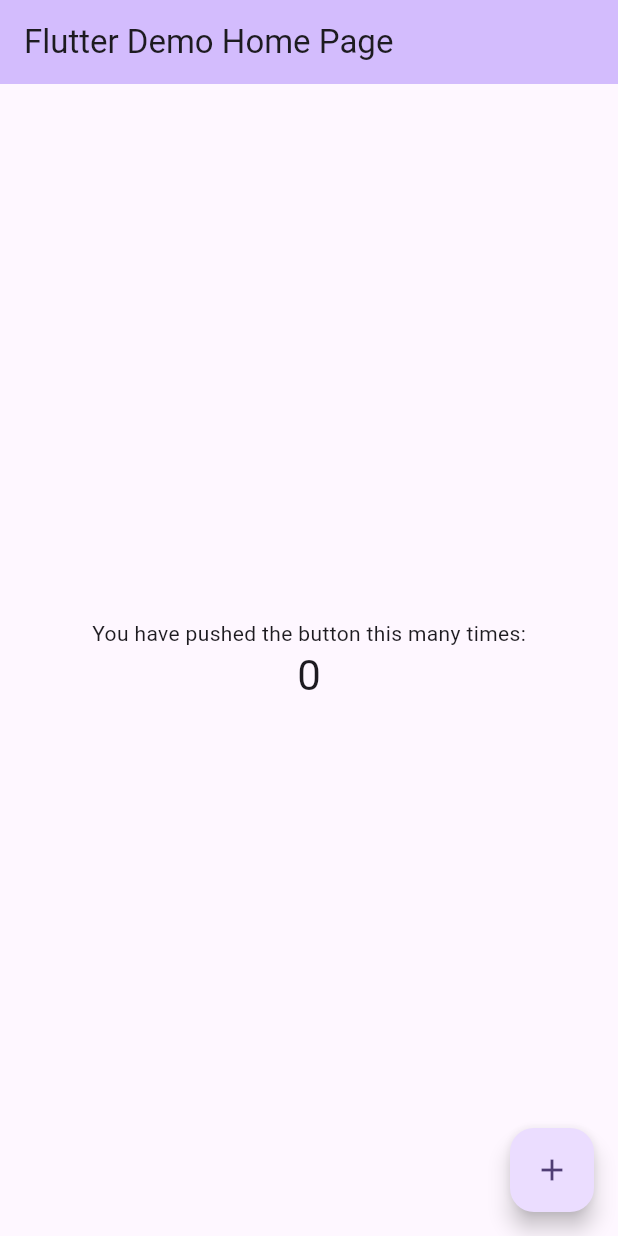
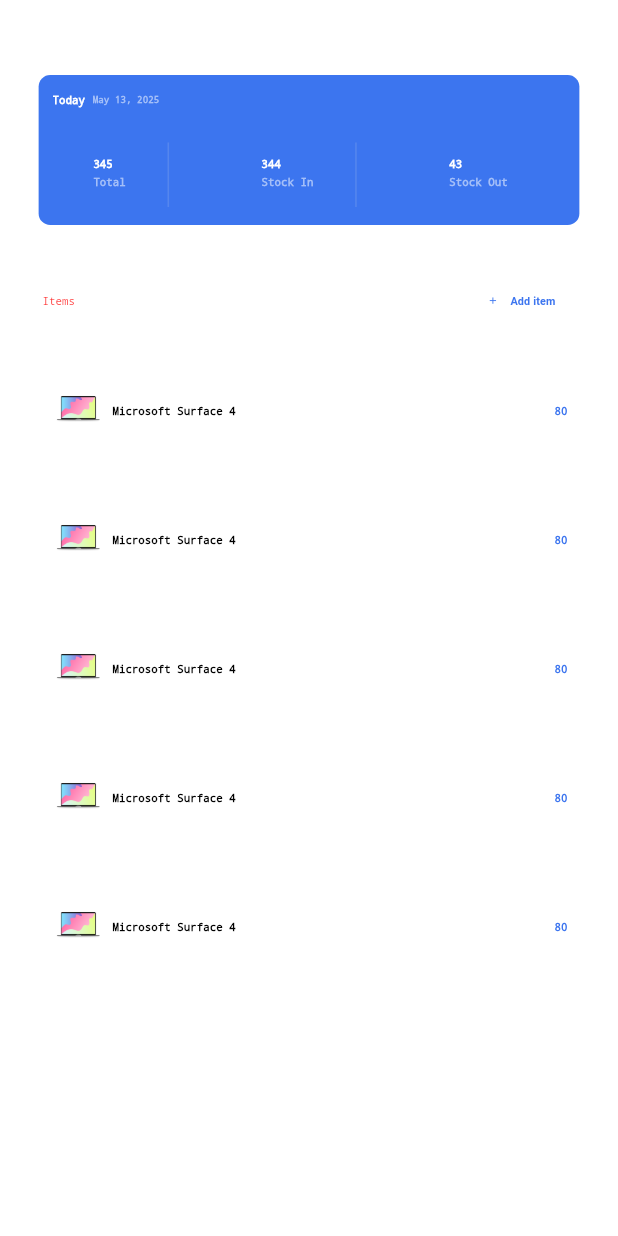
Before and after one commit to parthra-nt/inventory_management, a Flutter app: the screen it shows after launch, on a phone screen of 412 x 824 dp. Run offline on Flutter 3.47's test engine with Material 3 defaults, Android fonts, the light colour scheme and no system bars; our stand-ins replace flutter_screenutil.

Commit message:
added home screen

```diff
--- /dev/null
+++ b/devtools_options.yaml
@@ -0,0 +1,3 @@
+description: This file stores settings for Dart & Flutter DevTools.
+documentation: https://docs.flutter.dev/tools/devtools/extensions#configure-extension-enablement-states
+extensions:
--- /dev/null
+++ b/lib/constants/app_constant.dart
@@ -0,0 +1,43 @@
+import 'package:flutter/material.dart';
+
+abstract class AppColors {
+  static final Color primaryColor = Color(0xff3C75EF);
+  static final Color scaffoldBackColor = Color(0xffF4F4F4);
+  static final Color cardTextColor = Color(0xffA4BFF8);
+  static final Color iconBackColor = Color(0xffEAF0FD);
+  static final Color listTileSmallTextColor = Color(0xff6F7076);
+}
+
+class AppTheme {
+  static final ThemeData theme = ThemeData(
+    useMaterial3: true,
+    scaffoldBackgroundColor: AppColors.scaffoldBackColor,
+    iconTheme: IconThemeData(color: AppColors.primaryColor),
+    textButtonTheme: TextButtonThemeData(
+      style: TextButton.styleFrom(
+        iconColor: AppColors.primaryColor,
+        foregroundColor: AppColors.primaryColor,
+      ),
+    ),
+    bottomNavigationBarTheme: BottomNavigationBarThemeData(
+      backgroundColor: Colors.white,
+      selectedItemColor: AppColors.primaryColor,
+      unselectedItemColor: Colors.black,
+      selectedIconTheme: IconThemeData(color: AppColors.primaryColor),
+      unselectedIconTheme: IconThemeData(color: Colors.black),
+    ),
+  );
+}
+
+abstract class AppTextTheme {
+  static final TextStyle cardBoldTextStyle = TextStyle(
+    color: Colors.white,
+    decoration: TextDecoration.none,
+    fontWeight: FontWeight.bold,
+  );
+  static final TextStyle cardSmallTextStyle = TextStyle(
+    color: AppColors.cardTextColor,
+    decoration: TextDecoration.none,
+    fontWeight: FontWeight.w800,
+  );
+}
--- a/lib/main.dart
+++ b/lib/main.dart
@@ -1,4 +1,9 @@
 import 'package:flutter/material.dart';
+import 'package:flutter_screenutil/flutter_screenutil.dart';
+import 'package:untitled/constants/app_constant.dart';
+import 'package:provider/provider.dart';
+import 'package:untitled/presentation/screens/home/home_screen.dart';
+import 'package:untitled/provider/bottom_nav_bar_provider.dart';
 
 void main() {
   runApp(const MyApp());
@@ -7,116 +12,30 @@
 class MyApp extends StatelessWidget {
   const MyApp({super.key});
 
-  // This widget is the root of your application.
   @override
   Widget build(BuildContext context) {
-    return MaterialApp(
-      title: 'Flutter Demo',
-      theme: ThemeData(
-        // This is the theme of your application.
-        //
-        // TRY THIS: Try running your application with "flutter run". You'll see
-        // the application has a purple toolbar. Then, without quitting the app,
-        // try changing the seedColor in the colorScheme below to Colors.green
-        // and then invoke "hot reload" (save your changes or press the "hot
-        // reload" button in a Flutter-supported IDE, or press "r" if you used
-        // the command line to start the app).
-        //
-        // Notice that the counter didn't reset back to zero; the application
-        // state is not lost during the reload. To reset the state, use hot
-        // restart instead.
-        //
-        // This works for code too, not just values: Most code changes can be
-        // tested with just a hot reload.
-        colorScheme: ColorScheme.fromSeed(seedColor: Colors.deepPurple),
-      ),
-      home: const MyHomePage(title: 'Flutter Demo Home Page'),
+    return LayoutBuilder(
+      builder: (context, constraints) {
+        double width = constraints.maxWidth < 800 ? 800 : constraints.maxWidth;
+        double height =
+            constraints.maxHeight < 500 ? 500 : constraints.maxHeight;
+        return ScreenUtilInit(
+          designSize: Size(width, height),
+          child: MultiProvider(
+            providers: [
+              ChangeNotifierProvider(
+                create: (context) => BottomNavBarProvider(),
+              ),
+            ],
+            child: MaterialApp(
+              title: 'Flutter Demo',
+              debugShowCheckedModeBanner: false,
+              theme: AppTheme.theme,
+              home: HomeWebScreen(),
+            ),
+          ),
+        );
+      },
     );
   }
 }
-
-class MyHomePage extends StatefulWidget {
-  const MyHomePage({super.key, required this.title});
-
-  // This widget is the home page of your application. It is stateful, meaning
-  // that it has a State object (defined below) that contains fields that affect
-  // how it looks.
-
-  // This class is the configuration for the state. It holds the values (in this
-  // case the title) provided by the parent (in this case the App widget) and
-  // used by the build method of the State. Fields in a Widget subclass are
-  // always marked "final".
-
-  final String title;
-
-  @override
-  State<MyHomePage> createState() => _MyHomePageState();
-}
-
-class _MyHomePageState extends State<MyHomePage> {
-  int _counter = 0;
-
-  void _incrementCounter() {
-    setState(() {
-      // This call to setState tells the Flutter framework that something has
-      // changed in this State, which causes it to rerun the build method below
-      // so that the display can reflect the updated values. If we changed
-      // _counter without calling setState(), then the build method would not be
-      // called again, and so nothing would appear to happen.
-      _counter++;
-    });
-  }
-
-  @override
-  Widget build(BuildContext context) {
-    // This method is rerun every time setState is called, for instance as done
-    // by the _incrementCounter method above.
-    //
-    // The Flutter framework has been optimized to make rerunning build methods
-    // fast, so that you can just rebuild anything that needs updating rather
-    // than having to individually change instances of widgets.
-    return Scaffold(
-      appBar: AppBar(
-        // TRY THIS: Try changing the color here to a specific color (to
-        // Colors.amber, perhaps?) and trigger a hot reload to see the AppBar
-        // change color while the other colors stay the same.
-        backgroundColor: Theme.of(context).colorScheme.inversePrimary,
-        // Here we take the value from the MyHomePage object that was created by
-        // the App.build method, and use it to set our appbar title.
-        title: Text(widget.title),
-      ),
-      body: Center(
-        // Center is a layout widget. It takes a single child and positions it
-        // in the middle of the parent.
-        child: Column(
-          // Column is also a layout widget. It takes a list of children and
-          // arranges them vertically. By default, it sizes itself to fit its
-          // children horizontally, and tries to be as tall as its parent.
-          //
-          // Column has various properties to control how it sizes itself and
-          // how it positions its children. Here we use mainAxisAlignment to
-          // center the children vertically; the main axis here is the vertical
-          // axis because Columns are vertical (the cross axis would be
-          // horizontal).
-          //
-          // TRY THIS: Invoke "debug painting" (choose the "Toggle Debug Paint"
-          // action in the IDE, or press "p" in the console), to see the
-          // wireframe for each widget.
-          mainAxisAlignment: MainAxisAlignment.center,
-          children: <Widget>[
-            const Text('You have pushed the button this many times:'),
-            Text(
-              '$_counter',
-              style: Theme.of(context).textTheme.headlineMedium,
-            ),
-          ],
-        ),
-      ),
-      floatingActionButton: FloatingActionButton(
-        onPressed: _incrementCounter,
-        tooltip: 'Increment',
-        child: const Icon(Icons.add),
-      ), // This trailing comma makes auto-formatting nicer for build methods.
-    );
-  }
-}
--- /dev/null
+++ b/lib/models/stock_count_model.dart
@@ -0,0 +1,15 @@
+class StockCountModel {
+  final String title;
+  final DateTime date;
+  final int total;
+  final int stockIn;
+  final int stockOut;
+
+  StockCountModel({
+    required this.title,
+    required this.date,
+    required this.total,
+    required this.stockIn,
+    required this.stockOut,
+  });
+}
--- /dev/null
+++ b/lib/presentation/screens/home/home_screen.dart
@@ -0,0 +1,128 @@
+import 'package:flutter/material.dart';
+import 'package:flutter_screenutil/flutter_screenutil.dart';
+import 'package:untitled/models/stock_count_model.dart';
+import 'package:untitled/presentation/screens/home/widgets/count_column.dart';
+import 'package:untitled/presentation/screens/home/widgets/item_list.dart';
+import '../../../constants/app_constant.dart';
+
+class HomeWebScreen extends StatelessWidget {
+  HomeWebScreen({super.key});
+  final List<StockCountModel> stockCountModel = [
+    StockCountModel(
+      title: 'Today',
+      date: DateTime.now(),
+      total: 345,
+      stockIn: 344,
+      stockOut: 43,
+    ),
+    StockCountModel(
+      title: 'Yesterday',
+      date: DateTime.now().subtract(Duration(days: 1)),
+      total: 345,
+      stockIn: 344,
+      stockOut: 43,
+    ),
+  ];
+
+  @override
+  Widget build(BuildContext context) {
+    return LayoutBuilder(
+      builder: (context, constraints) {
+        final maxWidth =
+            constraints.maxWidth < 800 ? 800 : constraints.maxWidth;
+        double height =
+            constraints.maxHeight < 400 ? 400 : constraints.maxHeight;
+        return SingleChildScrollView(
+          scrollDirection: Axis.vertical,
+          child: Padding(
+            padding: EdgeInsets.symmetric(
+              horizontal: maxWidth > 800 ? 500.w : 50.w,
+              vertical: 50.h,
+            ),
+            child: Column(
+              children: [
+                /// Count Container
+                Container(
+                  height: maxWidth > 800 ? 120.h : 100.h,
+                  decoration: BoxDecoration(
+                    color: AppColors.primaryColor,
+                    borderRadius: BorderRadius.circular(15.r),
+                  ),
+                  padding: EdgeInsets.only(left: 18.w, top: 12.h),
+                  child: PageView.builder(
+                    scrollDirection: Axis.horizontal,
+                    itemCount: 2,
+                    itemBuilder: (context, index) {
+                      return CountColumn(model: stockCountModel[index]);
+                    },
+                  ),
+                ),
+                SizedBox(height: 20.h),
+
+                ///title and add item button
+                Padding(
+                  padding: EdgeInsets.only(left: 5.w, top: 12.w, bottom: 12.w),
+                  child: Row(
+                    mainAxisAlignment: MainAxisAlignment.spaceBetween,
+                    children: [
+                      Text(
+                        "Items",
+                        style: TextStyle(
+                          fontSize: maxWidth > 800 ? 20.sp : 14.sp,
+                          fontWeight: FontWeight.w500,
+                          decoration: TextDecoration.none,
+                        ),
+                      ),
+                      TextButton.icon(
+                        onPressed: () {},
+                        label: Text(
+                          "Add item",
+                          style: TextStyle(
+                            decoration: TextDecoration.none,
+                            fontWeight: FontWeight.w700,
+                            fontSize: maxWidth > 800 ? 20.sp : 14.sp,
+                          ),
+                        ),
+                        icon: Icon(
+                          Icons.add,
+                          size: maxWidth > 800 ? 22.sp : 14.sp,
+                        ),
+                      ),
+                    ],
+                  ),
+                ),
+
+                /// Item List
+                ItemList(
+                  itemName: "Microsoft Surface 4",
+                  itemCount: 80,
+                  imageUrl: "assets/images/items/macbook.png",
+                ),
+                ItemList(
+                  itemName: "Microsoft Surface 4",
+                  itemCount: 80,
+                  imageUrl: "assets/images/items/macbook.png",
+                ),
+                ItemList(
+                  itemName: "Microsoft Surface 4",
+                  itemCount: 80,
+                  imageUrl: "assets/images/items/macbook.png",
+                ),
+                ItemList(
+                  itemName: "Microsoft Surface 4",
+                  itemCount: 80,
+                  imageUrl: "assets/images/items/macbook.png",
+                ),
+                ItemList(
+                  itemName: "Microsoft Surface 4",
+                  itemCount: 80,
+                  imageUrl: "assets/images/items/macbook.png",
+                ),
+              ],
+            ),
+          ),
+        );
+      },
+    );
+  }
+}
--- /dev/null
+++ b/lib/presentation/screens/home/widgets/count_column.dart
@@ -0,0 +1,60 @@
+import 'package:flutter/material.dart';
+import 'package:flutter_screenutil/flutter_screenutil.dart';
+import 'package:intl/intl.dart';
+import 'package:untitled/models/stock_count_model.dart';
+import 'package:untitled/presentation/screens/home/widgets/stock_count_row.dart';
+
+import '../../../../constants/app_constant.dart';
+
+class CountColumn extends StatelessWidget {
+  const CountColumn({super.key, required this.model});
+
+  final StockCountModel model;
+
+  @override
+  Widget build(BuildContext context) {
+    return LayoutBuilder(
+      builder: (context, constraints) {
+        final maxWidth =
+            constraints.maxWidth < 600 ? 600 : constraints.maxWidth;
+
+        return Column(
+          crossAxisAlignment: CrossAxisAlignment.start,
+          children: [
+            Row(
+              crossAxisAlignment: CrossAxisAlignment.center,
+              children: [
+                Text(
+                  model.title,
+                  style: AppTextTheme.cardBoldTextStyle.copyWith(
+                    fontSize: maxWidth > 600 ? 20.sp : 14.sp,
+                  ),
+                ),
+                SizedBox(width: 10.w),
+                Text(
+                  DateFormat('MMMM d, yyyy').format(model.date),
+                  style: AppTextTheme.cardSmallTextStyle.copyWith(
+                    fontSize: maxWidth > 600 ? 14.sp : 12.sp,
+                  ),
+                ),
+              ],
+            ),
+            SizedBox(height: 20.h),
+            Row(
+              mainAxisAlignment: MainAxisAlignment.spaceAround,
+              children: [
+                StockCountRow(count: '${model.total}', title: "Total"),
+                StockCountRow(count: "${model.stockIn}", title: "Stock In"),
+                StockCountRow(
+                  count: "${model.stockOut}",
+                  title: "Stock Out",
+                  isLast: true,
+                ),
+              ],
+            ),
+          ],
+        );
+      },
+    );
+  }
+}
--- /dev/null
+++ b/lib/presentation/screens/home/widgets/item_list.dart
@@ -0,0 +1,69 @@
+import 'package:flutter/material.dart';
+import 'package:flutter_screenutil/flutter_screenutil.dart';
+
+import '../../../../constants/app_constant.dart';
+
+class ItemList extends StatelessWidget {
+  const ItemList({
+    super.key,
+    required this.itemName,
+    required this.itemCount,
+    required this.imageUrl,
+  });
+
+  final String itemName;
+  final int itemCount;
+  final String imageUrl;
+  @override
+  Widget build(BuildContext context) {
+    return LayoutBuilder(
+      builder: (context, constraints) {
+        final maxWidth =
+            constraints.maxWidth < 600 ? 600 : constraints.maxWidth;
+        return Padding(
+          padding: EdgeInsets.all(8),
+          child: Container(
+            decoration: BoxDecoration(
+              color: Colors.white,
+              borderRadius: BorderRadius.circular(10.r),
+            ),
+            child: Row(
+              children: [
+                Expanded(
+                  child: Row(
+                    children: [
+                      Image.asset(
+                        "assets/images/items/macbook.png",
+                        height: 70.h,
+                        width: 70.w,
+                      ),
+                      SizedBox(width: 10.w),
+                      Text(
+                        "Microsoft Surface 4",
+                        style: TextStyle(
+                          fontSize: maxWidth > 600 ? 20.sp : 14.sp,
+                          color: Colors.black,
+                          decoration: TextDecoration.none,
+                          fontWeight: FontWeight.bold,
+                        ),
+                      ),
+                    ],
+                  ),
+                ),
+                // SizedBox(width: 220.w),
+                Text(
+                  "80",
+                  style: TextStyle(
+                    color: AppColors.primaryColor,
+                    decoration: TextDecoration.none,
+                    fontSize: maxWidth > 600 ? 20.sp : 14.sp,
+                  ),
+                ),
+              ],
+            ),
+          ),
+        );
+      },
+    );
+  }
+}
--- /dev/null
+++ b/lib/presentation/screens/home/widgets/stock_count_row.dart
@@ -0,0 +1,62 @@
+import 'package:flutter/material.dart';
+import 'package:flutter_screenutil/flutter_screenutil.dart';
+
+import '../../../../constants/app_constant.dart';
+
+class StockCountRow extends StatelessWidget {
+  const StockCountRow({
+    super.key,
+    required this.count,
+    required this.title,
+    this.isLast = false,
+  });
+
+  final String count;
+  final String title;
+  final bool isLast;
+
+  @override
+  Widget build(BuildContext context) {
+    return LayoutBuilder(
+      builder: (context, constraints) {
+        double maxWidth =
+            constraints.maxWidth > 600 ? 600 : constraints.maxWidth;
+        return Row(
+          children: [
+            Column(
+              crossAxisAlignment: CrossAxisAlignment.start,
+              children: [
+                Text(
+                  count,
+                  style: AppTextTheme.cardBoldTextStyle.copyWith(
+                    fontSize: maxWidth > 600 ? 24.sp : 14.sp,
+                  ),
+                ),
+                SizedBox(height: 4.h),
+                Text(
+                  title,
+                  style: AppTextTheme.cardSmallTextStyle.copyWith(
+                    fontSize: maxWidth > 600 ? 16.sp : 14.sp,
+                  ),
+                ),
+              ],
+            ),
+            SizedBox(width: 40.w),
+            isLast
+                ? SizedBox()
+                : SizedBox(
+                  height: 50.h,
+                  child: VerticalDivider(
+                    width: 30.w,
+                    color: Color(0xff5586EE),
+                    indent: 5.h,
+                    endIndent: 2.h,
+                    thickness: 2.w,
+                  ),
+                ),
+          ],
+        );
+      },
+    );
+  }
+}
--- /dev/null
+++ b/lib/presentation/screens/home/widgets/stock_in_out_btn.dart
@@ -0,0 +1,70 @@
+import 'package:flutter/material.dart';
+import 'package:flutter_screenutil/flutter_screenutil.dart';
+
+import '../../../../constants/app_constant.dart';
+
+class StockInOutButton extends StatelessWidget {
+  const StockInOutButton({
+    super.key,
+    required this.title,
+    required this.icon,
+    required this.ontap,
+  });
+
+  final String title;
+  final IconData icon;
+  final VoidCallback ontap;
+
+  @override
+  Widget build(BuildContext context) {
+    return LayoutBuilder(
+      builder: (context, constraints) {
+        final maxWidth =
+            constraints.maxWidth > 700 ? 700 : constraints.maxWidth;
+        return GestureDetector(
+          onTap: ontap,
+          child: Container(
+            decoration: BoxDecoration(
+              borderRadius: BorderRadius.circular(10.r),
+              color: Colors.white,
+            ),
+            child: Row(
+              children: [
+                Padding(
+                  padding: EdgeInsets.symmetric(horizontal: 8.w, vertical: 6.h),
+                  child: Container(
+                    padding: EdgeInsets.all(8),
+                    decoration: BoxDecoration(
+                      borderRadius: BorderRadius.circular(10.r),
+                      color:
+                          title == "Stock Out"
+                              ? Colors.red.shade50
+                              : AppColors.iconBackColor,
+                    ),
+                    child: Icon(
+                      icon,
+                      color: title == "Stock Out" ? Colors.red : null,
+                    ),
+                  ),
+                ),
+                Center(
+                  child: Padding(
+                    padding: EdgeInsets.only(right: 40.0.w),
+                    child: Text(
+                      title,
+                      style: TextStyle(
+                        fontSize: maxWidth >= 600 ? 5.sp : 14.sp,
+                        fontWeight: FontWeight.bold,
+                        fontFamily: 'Inter',
+                      ),
+                    ),
+                  ),
+                ),
+              ],
+            ),
+          ),
+        );
+      },
+    );
+  }
+}
--- /dev/null
+++ b/lib/provider/bottom_nav_bar_provider.dart
@@ -0,0 +1,17 @@
+import 'package:flutter/cupertino.dart';
+import 'package:untitled/presentation/screens/home/home_screen.dart';
+
+class BottomNavBarProvider extends ChangeNotifier {
+  List<Widget> pages = [
+    HomeWebScreen(),
+    Center(child: Text("Items")),
+    Center(child: Text("Transactions")),
+  ];
+
+  int _index = 0;
+  int get index => _index;
+  void setIndex(int value) {
+    _index = value;
+    notifyListeners();
+  }
+}
```
Also changed, not shown: pubspec.yaml (+10 -6 lines), assets/fonts/Inter_18pt-Thin.ttf (added), assets/fonts/Inter_24pt-Regular.ttf (added), assets/images/items/macbook.png (added), assets/images/items/ms_surface.jpg (added), assets/images/user.jpeg (added), assets/images/user_avatar.png (added), pubspec.lock.
